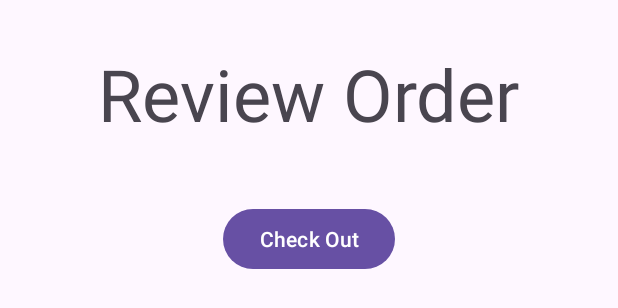
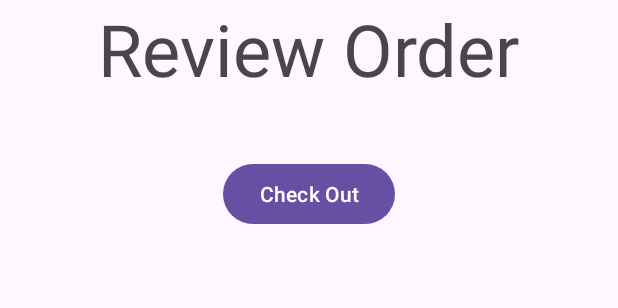
Before and after one commit to Celian4862/MobileDev, an Android app: the layout activity_checkout.xml on its own in the app's theme, with its tools: preview values and no code run, on a phone screen of 412 x 824 dp. Shown: the top 308 px of the screen. Run offline under Robolectric (Android 15) with nearby library versions, the phone set to English and light mode, and no system bars.

Commit message:
Updated activity_checkout.xml Removed padding from root layout, added margin to inner LinearLayout

```diff
--- a/app/src/main/res/layout/activity_checkout.xml
+++ b/app/src/main/res/layout/activity_checkout.xml
@@ -4,7 +4,6 @@
     android:id="@+id/main"
     android:layout_width="match_parent"
     android:layout_height="match_parent"
-    android:padding="30dp"
     tools:context=".CheckoutActivity">
 
     <LinearLayout
```
